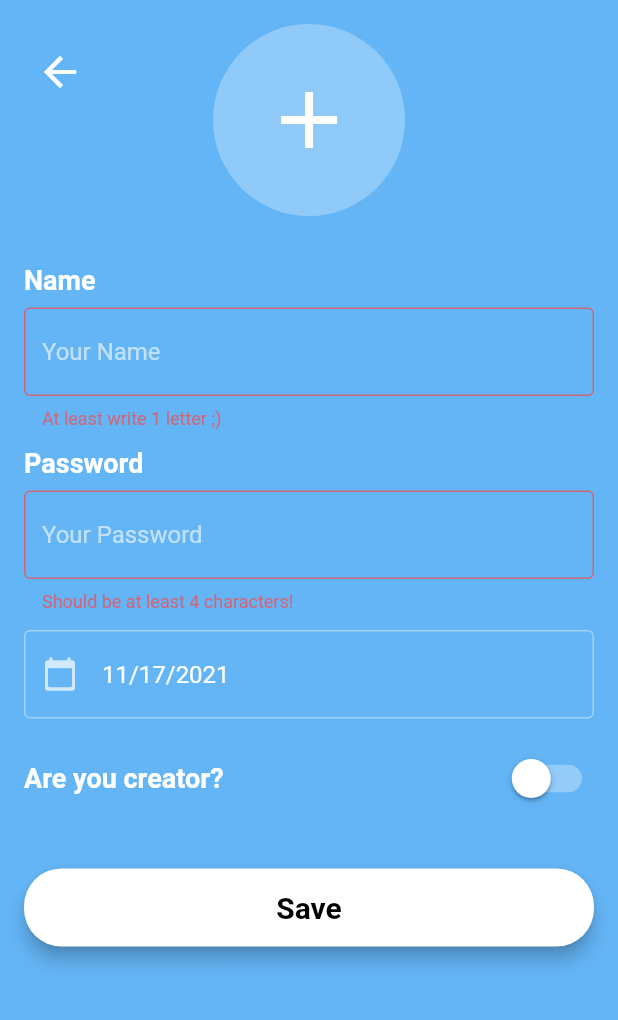
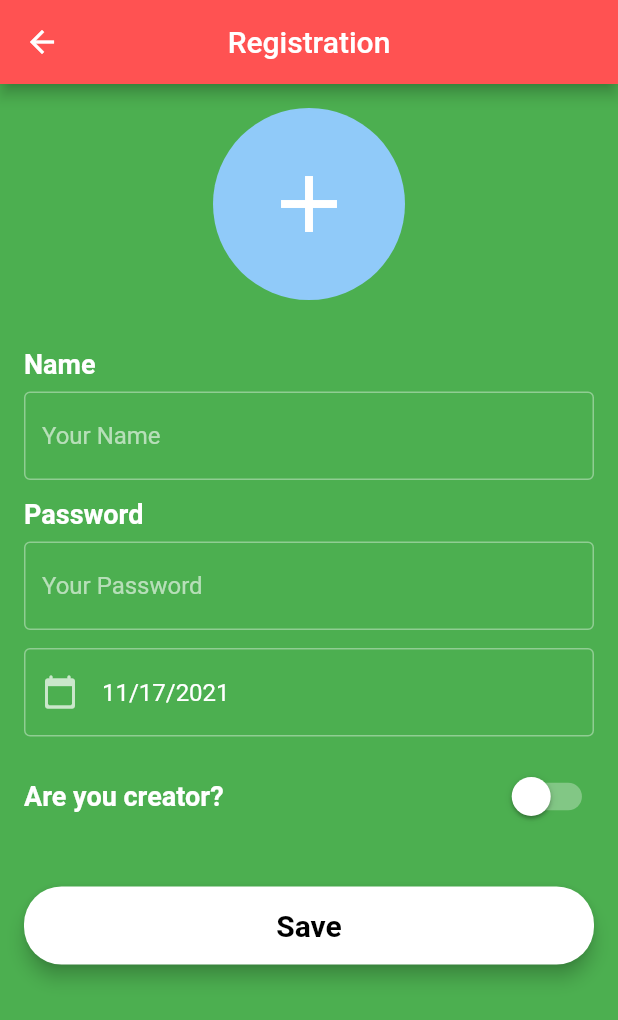
Before and after one commit to nurzhan-132/our-kahoot, a Flutter app: the UserScreen screen opened directly, on a phone screen of 412 x 824 dp. Shown: the top 1020 px of the screen. Run offline on Flutter 3.47's test engine with Material 2 defaults, Android fonts, the phone set to English and light mode, and no system bars; our stand-ins replace form_field_validator, get, image_picker, shared_preferences; accounts and stored records are empty.

Commit message:
Changed design and bugs with page transition

```diff
--- a/lib/views/user_screen.dart
+++ b/lib/views/user_screen.dart
@@ -2,6 +2,7 @@ import 'dart:io';
 
 import 'package:flutter/material.dart';
 import 'package:image_picker/image_picker.dart';
+import 'package:our_kahoot/views/login_screen.dart';
 import '../models/user.dart';
 import '../controllers/user_controller.dart';
 import '../widgets/birthday_widget.dart';
@@ -12,7 +13,6 @@ import 'package:path_provider/path_provider.dart';
 import 'package:uuid/uuid.dart';
 import 'home_screen.dart';
 import '../animations/ltor_page_route.dart';
-import 'package:form_field_validator/form_field_validator.dart';
 
 class UserScreen extends StatefulWidget {
   final String? idUser;
@@ -43,32 +43,18 @@ class _UserScreenState extends State<UserScreen> {
 
   @override
   Widget build(BuildContext context) => Scaffold(
+        backgroundColor: Colors.green,
+        appBar: AppBar(
+          title: const Text(
+            'Registration',
+          ),
+          centerTitle: true,
+          backgroundColor: Colors.redAccent,
+        ),
         body: SafeArea(
           child: Stack(
             children: [
               buildUsers(),
-          if (widget.idUser == null)
-            Positioned(
-              left: 16,
-              top: 24,
-              child: IconButton(
-                icon: Icon(Icons.arrow_back, size: 32),
-                onPressed: () => Navigator.of(context).push(LtorPageRoute(
-                  child: HomeScreen(),
-                )),
-              ),
-            ),
-          if (widget.idUser != null)
-            Positioned(
-              right: 16,
-              top: 24,
-              child: IconButton(
-                icon: Icon(Icons.arrow_back, size: 32),
-                onPressed: () => Navigator.of(context).push(LtorPageRoute(
-                  child: HomeScreen(),
-                )),
-              ),
-            ),
             ],
           ),
         ),
@@ -136,13 +122,11 @@ class _UserScreenState extends State<UserScreen> {
   Widget buildName() => buildTitle(
         title: 'Name',
         child: TextFormField(
-      autovalidate: true,
           initialValue: user.name,
           decoration: InputDecoration(
             border: OutlineInputBorder(),
             hintText: 'Your Name',
           ),
-      validator: MinLengthValidator(1,errorText: "At least write 1 letter ;)"),
           onChanged: (name) => setState(() => user = user.copy(name: name)),
         ),
       );
@@ -150,17 +134,14 @@ class _UserScreenState extends State<UserScreen> {
   Widget buildPassword() => buildTitle(
         title: 'Password',
         child: TextFormField(
-      autovalidate: true,
           initialValue: user.password,
           obscureText: true,
           decoration: InputDecoration(
             border: OutlineInputBorder(),
             hintText: 'Your Password',
-
-
           ),
-      validator: MinLengthValidator(4,errorText: "Should be at least 4 characters!"),
-      onChanged: (password) => setState(() => user = user.copy(password: password)),
+          onChanged: (password) =>
+              setState(() => user = user.copy(password: password)),
         ),
       );
 
@@ -185,18 +166,15 @@ class _UserScreenState extends State<UserScreen> {
   Widget buildButton() => ButtonWidget(
       text: 'Save',
       onClicked: () async {
-        if(user.password.length >=4 && user.name.length >0){
         final isNewUser = widget.idUser == null;
 
         if (isNewUser) {
           await UserController.addUsers(user);
           await UserController.setUser(user);
 
-
-            Navigator.of(context).pushReplacement(MaterialPageRoute
-          (
-            builder: (context) => UserScreen(idUser: user.id),
-          ));}
+          Navigator.of(context).pushReplacement(MaterialPageRoute(
+            builder: (context) => LoginScreen(),
+          ));
         } else {
           await UserController.setUser(user);
         }
```
Also changed, not shown: lib/views/game_creator_screen.dart (+8 -0 lines), lib/views/game_user_screen.dart (+11 -2 lines), lib/views/home_screen.dart (+4 -3 lines), lib/views/login_screen.dart (+4 -5 lines). Lines whose indentation alone changed are shown as unchanged.
